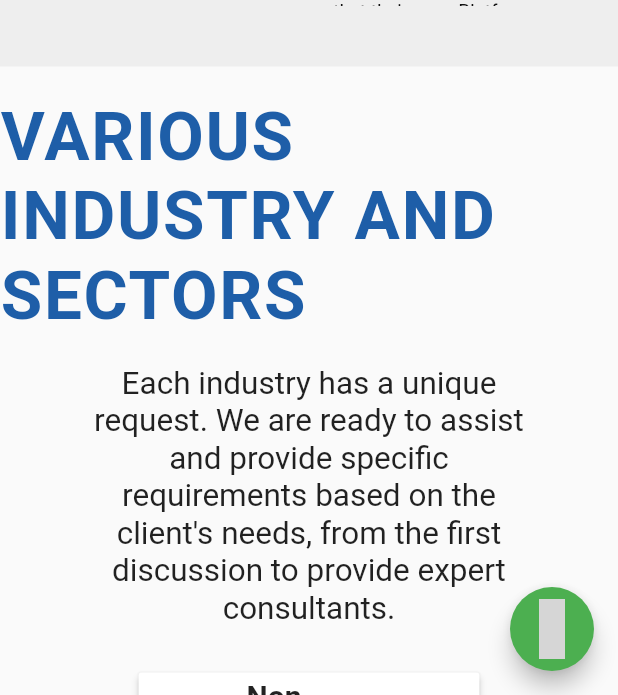
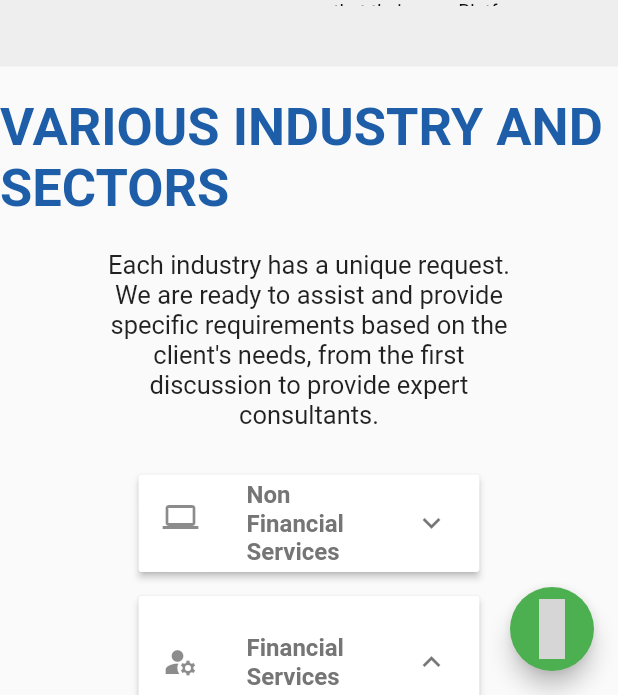
Before and after one commit to budiprasetyo144/multi_cloud, a Flutter app: the screen it shows after launch, scrolled down 1728 dp, on a phone screen of 412 x 824 dp, the part 541-1236 px from its top. Run offline on Flutter 3.47's test engine with Material 2 defaults, Android fonts, the phone set to English and light mode, and no system bars; drawn by our look-alikes of show_up_animation; our stand-ins replace file_picker, font_awesome_flutter, google_fonts; missing offline and left inert: side_navigation; statements that could not run were skipped; grey boxes are pictures that could not be loaded.

Commit message:
update font home 5 dan 6

```diff
--- a/lib/screen/home5.dart
+++ b/lib/screen/home5.dart
@@ -34,10 +34,9 @@ class _Home5_industryState extends State<Home5_industry> {
             child: (Text(
               "VARIOUS INDUSTRY AND SECTORS",
               style: TextStyle(
-                  fontSize: 45,
+                  fontSize: 35,
                   color: Color(0xff1e5ea8),
-                  fontWeight: FontWeight.bold,
-                  letterSpacing: 1.1),
+                  fontWeight: FontWeight.bold,),
             )),
           ),
           Container(
@@ -45,7 +44,7 @@ class _Home5_industryState extends State<Home5_industry> {
                 horizontal: screenSize.width * 0.15, vertical: 20),
             child: Text(
               'Each industry has a unique request. We are ready to assist and provide specific requirements based on the client\'s needs, from the first discussion to provide expert consultants.',
-              style: TextStyle(fontSize: 21),
+              style: TextStyle(fontSize: 17),
               textAlign: TextAlign.center,
             ),
           ),
--- a/lib/screen/home6_advantage.dart
+++ b/lib/screen/home6_advantage.dart
@@ -19,7 +19,7 @@ class Home6_advantages extends StatelessWidget {
            Center(
             child: Text("Why Multi Cloud Solutions",
                 style: GoogleFonts.poppins(
-                    fontSize: 45,
+                    fontSize: 35,
                     color: Color.fromARGB(255, 12, 66, 101),
                     fontWeight: FontWeight.bold)),
           ),
--- a/lib/widget/expansion.dart
+++ b/lib/widget/expansion.dart
@@ -36,8 +36,9 @@ class Expansionpaneltate extends State<Expansionpanel> {
                       item.title,
                       textAlign: TextAlign.left,
                       style: TextStyle(
-                        fontSize: 20.0,
+                        fontSize: 16,
                         fontWeight: FontWeight.w600,
+                        color: Colors.grey[600]
                       ),
                     ));
               },
@@ -127,7 +128,9 @@ ListTile _posisi(String namaposisi) {
     title: Text(
       namaposisi,
       style: const TextStyle(
-          fontWeight: FontWeight.w500, fontSize: 16, letterSpacing: 1.2),
+          fontWeight: FontWeight.w500,
+          fontSize: 15,
+          letterSpacing: 1.2),
     ),
   );
 }
```
